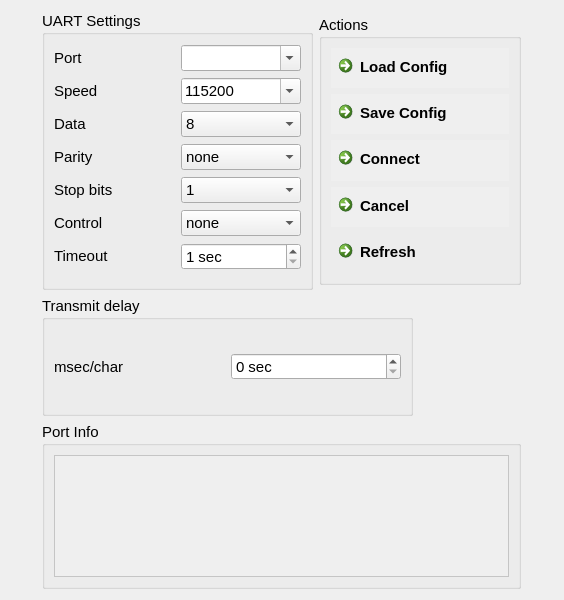
Old version of the form assets/UI/ConnectDevice.ui in the repository FathiMahdi/ZoulTerm.
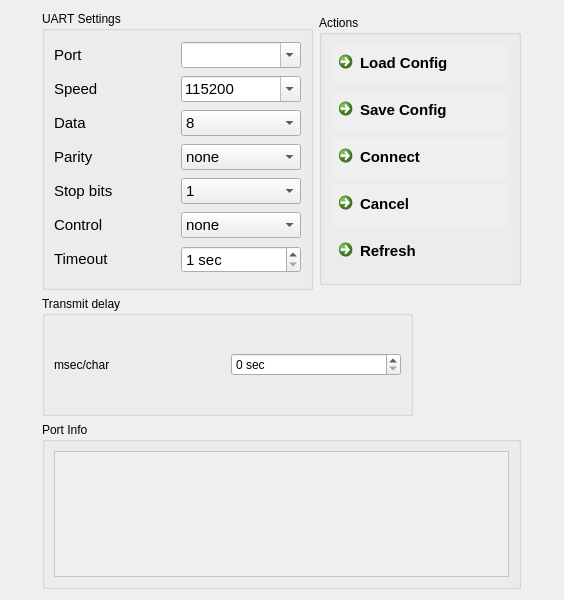
New version of the form. Icons and pictures are not drawn.

The edit to the form file:
```diff
--- a/assets/UI/ConnectDevice.ui
+++ b/assets/UI/ConnectDevice.ui
@@ -33,7 +33,7 @@
   </property>
   <property name="font">
    <font>
-    <pointsize>11</pointsize>
+    <pointsize>9</pointsize>
    </font>
   </property>
   <property name="windowTitle">
@@ -68,7 +68,7 @@
        </property>
        <property name="font">
         <font>
-         <pointsize>11</pointsize>
+         <pointsize>9</pointsize>
         </font>
        </property>
        <property name="autoFillBackground">
@@ -484,7 +484,7 @@
        </property>
        <property name="font">
         <font>
-         <pointsize>11</pointsize>
+         <pointsize>9</pointsize>
         </font>
        </property>
        <property name="autoFillBackground">
@@ -671,7 +671,7 @@
      </property>
      <property name="font">
       <font>
-       <pointsize>11</pointsize>
+       <pointsize>9</pointsize>
       </font>
      </property>
      <property name="autoFillBackground">
@@ -712,7 +712,7 @@
      </property>
      <property name="font">
       <font>
-       <pointsize>11</pointsize>
+       <pointsize>9</pointsize>
       </font>
      </property>
      <property name="autoFillBackground">
@@ -755,7 +755,7 @@
            <x>0</x>
            <y>0</y>
            <width>455</width>
-           <height>121</height>
+           <height>124</height>
           </rect>
          </property>
          <layout class="QGridLayout" name="gridLayout_16"/>
```
